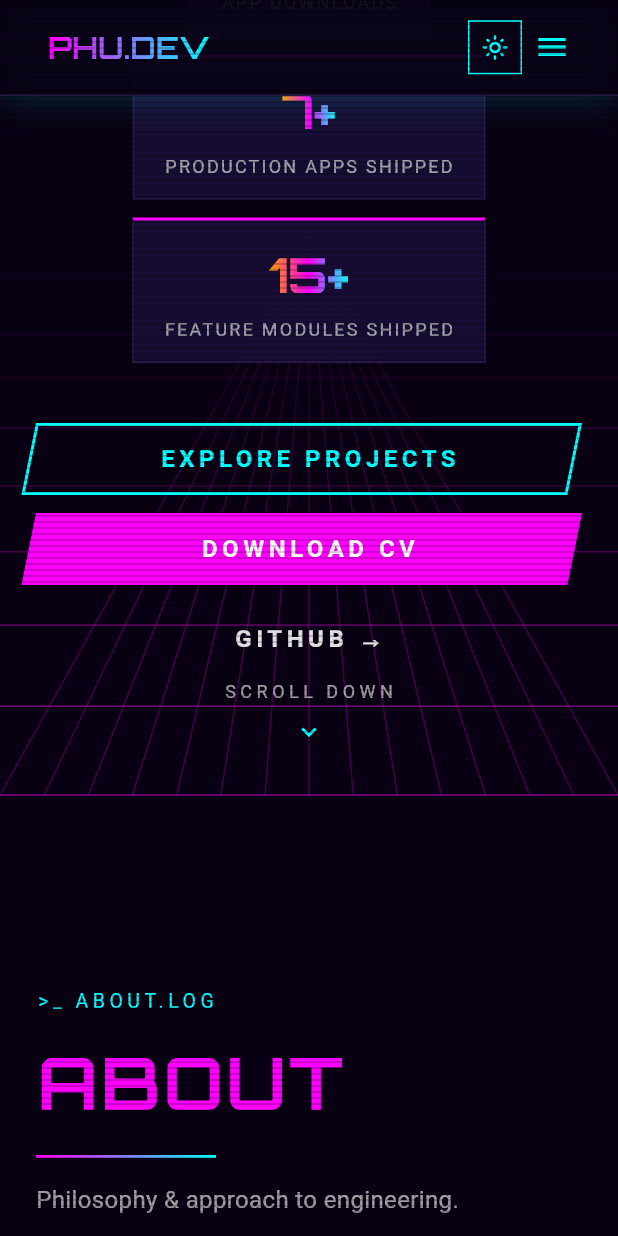
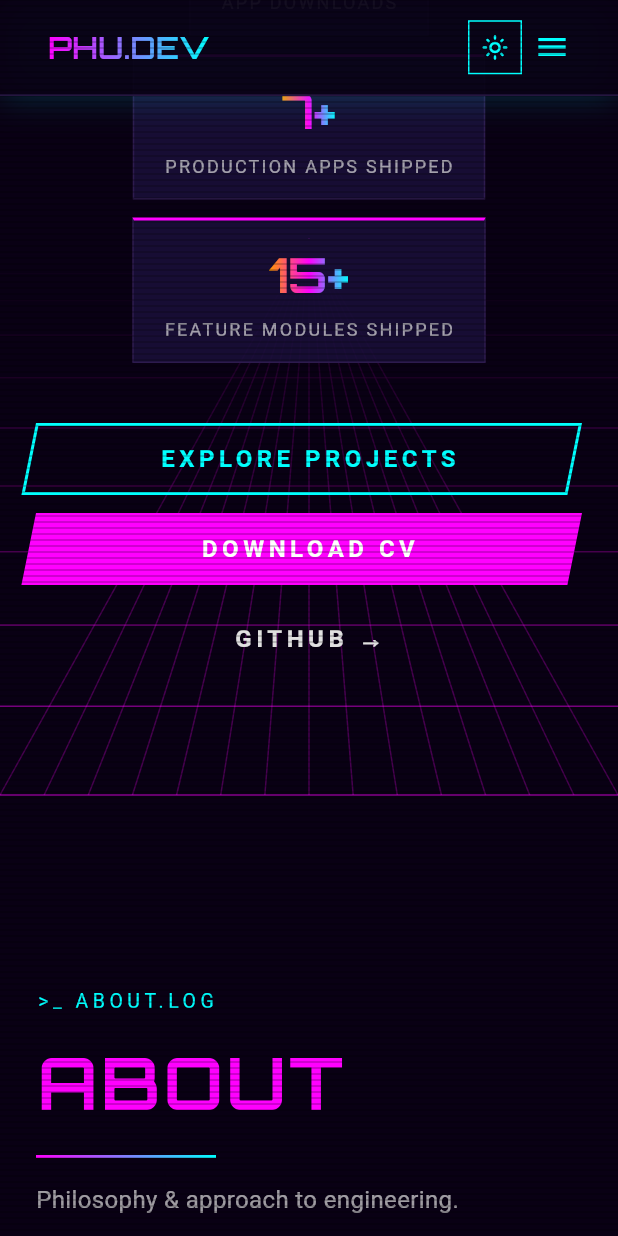
Before and after one commit to PhuCG/my-portfolio, a Flutter app: the screen it shows after launch, scrolled down 576 dp, on a phone screen of 412 x 824 dp. Run offline on Flutter 3.47's test engine with Material 3 defaults, Android fonts, the light colour scheme and no system bars; drawn by our look-alikes of flutter_animate; our stand-ins replace google_fonts, hooks_riverpod, visibility_detector; Roboto replaces fonts that are missing (Share Tech Mono).

Commit message:
refactor(ui): clean up hero section layout and improve responsiveness

```diff
--- a/lib/features/home/presentation/sections/hero_section.dart
+++ b/lib/features/home/presentation/sections/hero_section.dart
@@ -125,7 +125,9 @@ class HeroSection extends StatelessWidget {
                           height: 1.7,
                           shadows: AppShadows.cyanTextGlow,
                         ),
-                      textAlign: isDesktop ? TextAlign.left : TextAlign.center,
+                        textAlign: isDesktop
+                            ? TextAlign.left
+                            : TextAlign.center,
                       ).animate().fadeIn(duration: 600.ms, delay: 600.ms),
 
                       const SizedBox(height: 16),
@@ -148,7 +150,10 @@ class HeroSection extends StatelessWidget {
                       SizedBox(height: size.height < 700 ? 20 : 40),
 
                       // Stats row
-                    _StatsRow(stats: PortfolioData.stats, isDesktop: isDesktop)
+                      _StatsRow(
+                            stats: PortfolioData.stats,
+                            isDesktop: isDesktop,
+                          )
                           .animate()
                           .fadeIn(duration: 600.ms, delay: 900.ms)
                           .slideY(begin: 0.2),
@@ -183,39 +188,6 @@ class HeroSection extends StatelessWidget {
                     ],
                   ),
                 ),
-            ),
-          ),
-
-          // Scroll indicator
-          Positioned(
-            bottom: 32,
-            left: 0,
-            right: 0,
-            child: Column(
-              children: [
-                Text(
-                  'SCROLL DOWN',
-                  style: AppTextStyles.captionBase.copyWith(
-                    color: vc.mutedText,
-                    letterSpacing: 3,
-                  ),
-                ),
-                const SizedBox(height: 8),
-                Icon(
-                      Icons.keyboard_arrow_down,
-                      color: vc.electricCyan,
-                      size: 20,
-                    )
-                    .animate(onPlay: (c) => c.repeat())
-                    .moveY(
-                      begin: 0,
-                      end: 6,
-                      duration: 1200.ms,
-                      curve: Curves.easeInOut,
-                    )
-                    .then()
-                    .moveY(begin: 6, end: 0, duration: 1200.ms),
-              ],
               ),
             ),
           ],
```
Lines whose indentation alone changed are shown as unchanged.
